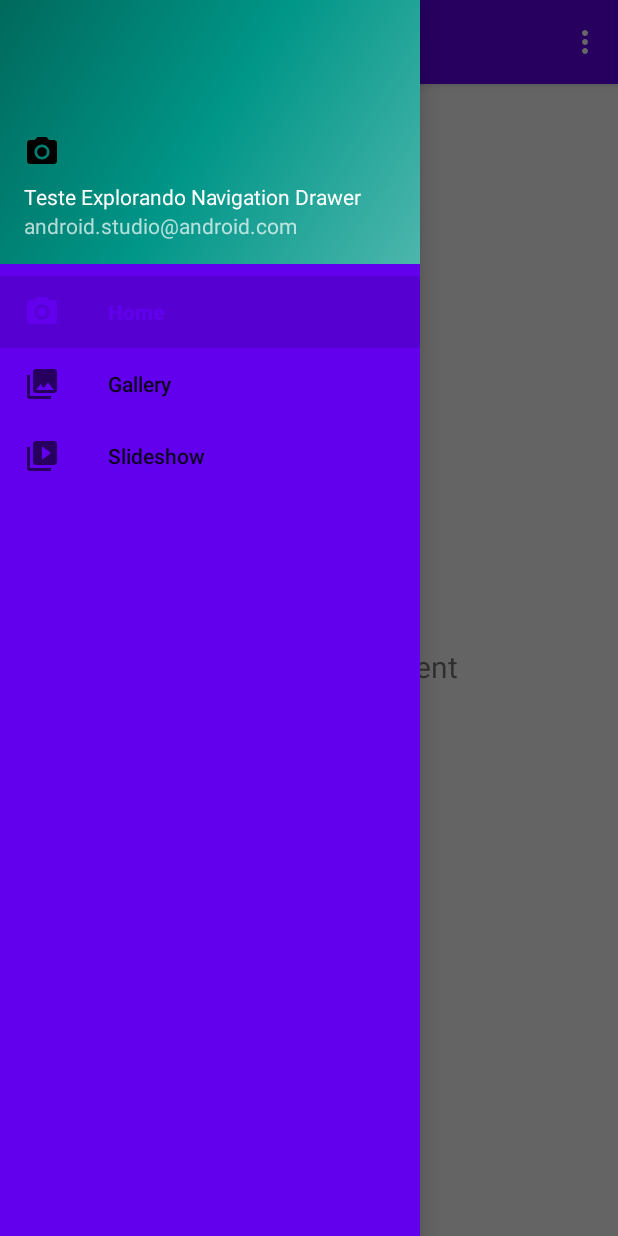
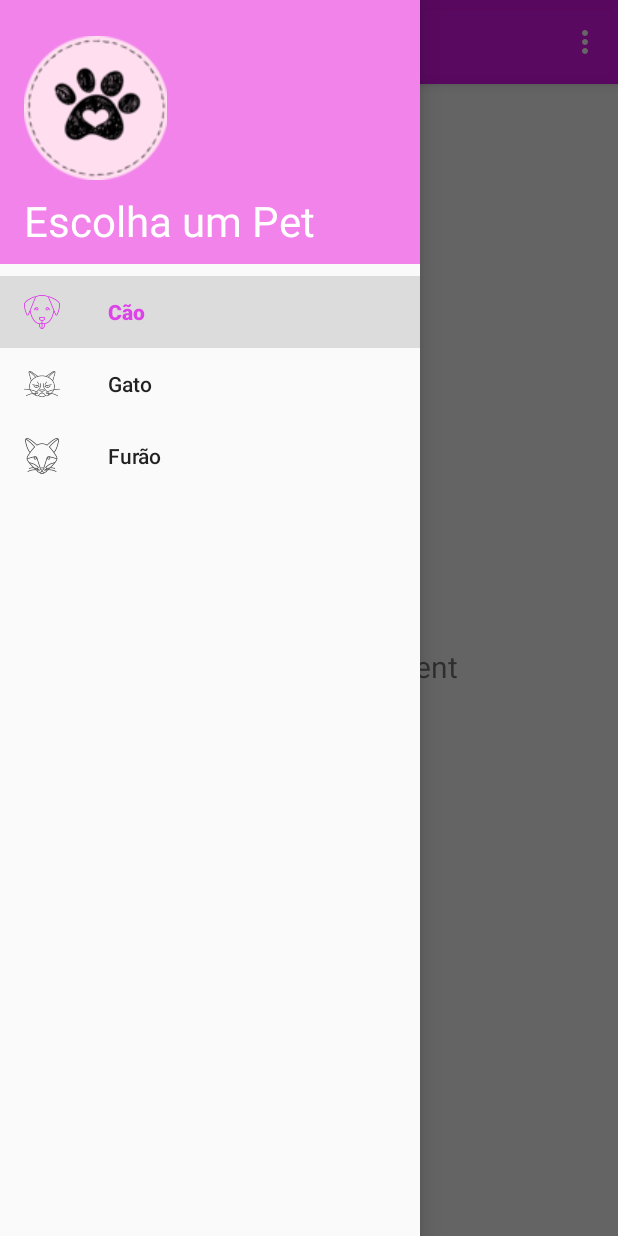
Before and after one commit to RaquelMariah/AndroidExampleNavigationDrawer, an Android app: the screen it shows after launch (MainActivity), with the side drawer open, on a phone screen of 412 x 824 dp. Run offline under Robolectric (Android 15) with nearby library versions, the phone set to English and light mode, and no system bars; our stand-ins replace navigation-ui.

Commit message:
Personalizado o aplicativo (perfumarias)

```diff
--- a/app/src/main/res/layout/activity_main.xml
+++ b/app/src/main/res/layout/activity_main.xml
@@ -14,7 +14,6 @@
         android:layout_height="match_parent" />
 
     <com.google.android.material.navigation.NavigationView
-        android:background="@color/colorPrimary"
         android:id="@+id/nav_view"
         android:layout_width="wrap_content"
         android:layout_height="match_parent"
--- a/app/src/main/res/layout/nav_header_main.xml
+++ b/app/src/main/res/layout/nav_header_main.xml
@@ -3,7 +3,7 @@
     xmlns:app="http://schemas.android.com/apk/res-auto"
     android:layout_width="match_parent"
     android:layout_height="@dimen/nav_header_height"
-    android:background="@drawable/side_nav_bar"
+    android:background="#B9EF58E7"
     android:gravity="bottom"
     android:orientation="vertical"
     android:paddingLeft="@dimen/activity_horizontal_margin"
@@ -18,18 +18,19 @@
         android:layout_height="wrap_content"
         android:contentDescription="@string/nav_header_desc"
         android:paddingTop="@dimen/nav_header_vertical_spacing"
-        app:srcCompat="@drawable/ic_menu_camera" />
+        app:srcCompat="@drawable/pata" />
 
     <TextView
         android:layout_width="match_parent"
         android:layout_height="wrap_content"
+        android:textSize="42px"
         android:paddingTop="@dimen/nav_header_vertical_spacing"
-        android:text="@string/teste_navigation_drawer"
+        android:text="Escolha um Pet"
         android:textAppearance="@style/TextAppearance.AppCompat.Body1" />
 
     <TextView
         android:id="@+id/textView"
         android:layout_width="wrap_content"
         android:layout_height="wrap_content"
-        android:text="@string/nav_header_subtitle" />
+        android:text="@string/github" />
 </LinearLayout>
--- a/app/src/main/res/menu/activity_main_drawer.xml
+++ b/app/src/main/res/menu/activity_main_drawer.xml
@@ -6,15 +6,15 @@
     <group android:checkableBehavior="single">
         <item
             android:id="@+id/nav_home"
-            android:icon="@drawable/ic_menu_camera"
-            android:title="@string/menu_home" />
+            android:icon="@drawable/doog"
+            android:title="@string/cao" />
         <item
             android:id="@+id/nav_gallery"
-            android:icon="@drawable/ic_menu_gallery"
-            android:title="@string/menu_gallery" />
+            android:icon="@drawable/caat"
+            android:title="@string/gato" />
         <item
             android:id="@+id/nav_slideshow"
-            android:icon="@drawable/ic_menu_slideshow"
-            android:title="@string/menu_slideshow" />
+            android:icon="@drawable/ferreticon"
+            android:title="@string/furao" />
     </group>
 </menu>
--- a/app/src/main/res/values/strings.xml
+++ b/app/src/main/res/values/strings.xml
@@ -7,8 +7,12 @@
     <string name="nav_header_desc">Navigation header</string>
     <string name="action_settings">Settings</string>
 
-    <string name="menu_home">Home</string>
-    <string name="menu_gallery">Gallery</string>
-    <string name="menu_slideshow">Slideshow</string>
+    <string name="menu_home">Cão</string>
+    <string name="menu_gallery">Gato</string>
+    <string name="menu_slideshow">Furão</string>
     <string name="teste_navigation_drawer">Teste Explorando Navigation Drawer</string>
+    <string name="github">https://github.com/RaquelMariah/AndroidExampleNavigationDrawer</string>
+    <string name="cao">Cão</string>
+    <string name="gato">Gato</string>
+    <string name="furao">Furão</string>
 </resources>
--- a/app/src/main/res/values/styles.xml
+++ b/app/src/main/res/values/styles.xml
@@ -2,9 +2,9 @@
     <!-- Base application theme. -->
     <style name="AppTheme" parent="Theme.AppCompat.Light.DarkActionBar">
         <!-- Customize your theme here. -->
-        <item name="colorPrimary">@color/colorPrimary</item>
-        <item name="colorPrimaryDark">@color/colorPrimaryDark</item>
-        <item name="colorAccent">@color/colorAccent</item>
+        <item name="colorPrimary">#B2DE00EE</item>
+        <item name="colorPrimaryDark">#C4B30054</item>
+        <item name="colorAccent">#FFEA82</item>
     </style>
 
     <style name="AppTheme.NoActionBar">
```
Also changed, not shown: app/src/main/res/drawable/caat.png (added), app/src/main/res/drawable/cat.jpg (added), app/src/main/res/drawable/caticon.png (added), app/src/main/res/drawable/dogicon.png (added), app/src/main/res/drawable/doog.png (added), app/src/main/res/drawable/ferret.jpg (added), app/src/main/res/drawable/ferreticon.png (added), app/src/main/res/drawable/golden.jpg (added), app/src/main/res/drawable/pata.png (added).
